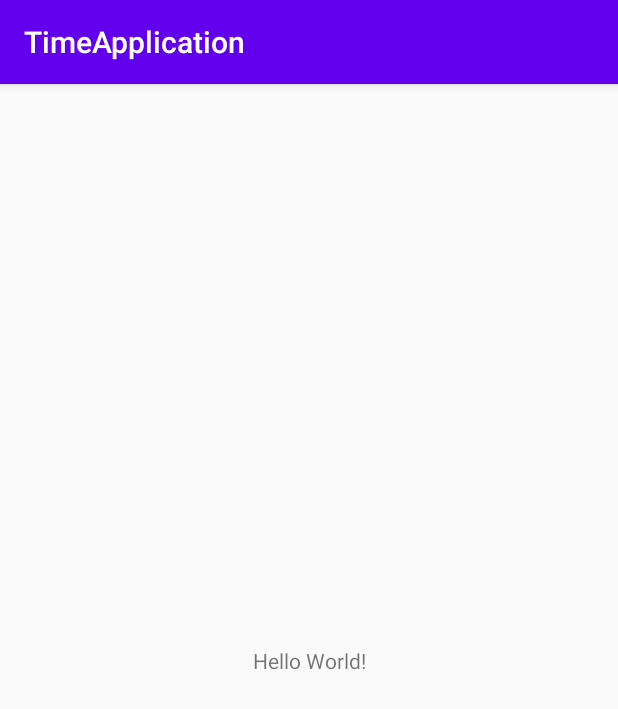
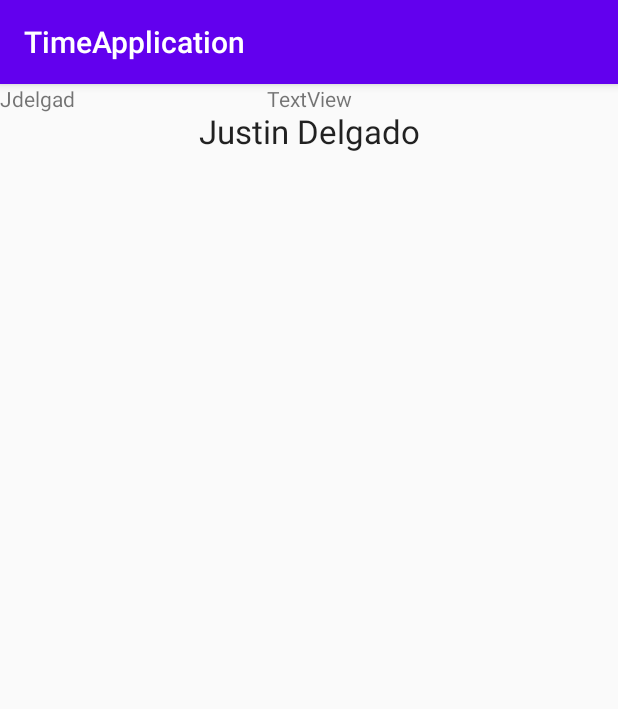
Before and after one commit to Jdelgad72/Capstone, an Android app: the screen it shows after launch (MainActivity), on a phone screen of 412 x 824 dp. Shown: the top 709 px of the screen. Run offline under Robolectric (Android 15) with nearby library versions, the phone set to English and light mode, and no system bars; 1 statement that could not run was skipped.

Commit message:
Iteration of time app

```diff
--- a/itp02/TimeApplication/app/src/main/java/com/example/timeapplication/MainActivity.java
+++ b/itp02/TimeApplication/app/src/main/java/com/example/timeapplication/MainActivity.java
@@ -1,14 +1,19 @@
 package com.example.timeapplication;
 
+import android.os.Bundle;
+import android.widget.TextView;
+
 import androidx.appcompat.app.AppCompatActivity;
+public class MainActivity extends AppCompatActivity {
 
-import android.os.Bundle;
 
-public class MainActivity extends AppCompatActivity {
 
     @Override
     protected void onCreate(Bundle savedInstanceState) {
         super.onCreate(savedInstanceState);
         setContentView(R.layout.activity_main);
+        TextView dateTimeDisplay=(TextView)findViewById(R.id.textView2);
+        textViewDate.setText(currentDate);
     }
+
 }
--- a/itp02/TimeApplication/app/src/main/res/layout/activity_main.xml
+++ b/itp02/TimeApplication/app/src/main/res/layout/activity_main.xml
@@ -7,12 +7,36 @@
     tools:context=".MainActivity">
 
     <TextView
+        android:layout_width="0dp"
+        android:layout_height="100dp"
+        android:text="Justin Delgado"
+        android:textAlignment="center"
+        android:textAppearance="@style/TextAppearance.AppCompat.Large"
+        app:layout_constraintBottom_toBottomOf="parent"
+        app:layout_constraintEnd_toEndOf="parent"
+        app:layout_constraintHorizontal_bias="0.0"
+        app:layout_constraintLeft_toLeftOf="parent"
+        app:layout_constraintRight_toRightOf="parent"
+        app:layout_constraintStart_toStartOf="parent"
+        app:layout_constraintTop_toTopOf="parent"
+        app:layout_constraintVertical_bias="0.025" />
+
+    <TextView
+        android:id="@+id/textView"
         android:layout_width="wrap_content"
         android:layout_height="wrap_content"
-        android:text="Hello World!"
-        app:layout_constraintBottom_toBottomOf="parent"
-        app:layout_constraintLeft_toLeftOf="parent"
-        app:layout_constraintRight_toRightOf="parent"
-        app:layout_constraintTop_toTopOf="parent" />
+        android:text="Jdelgad"
+        android:textAlignment="center"
+        tools:layout_editor_absoluteX="174dp"
+        tools:layout_editor_absoluteY="57dp" />
+
+    <TextView
+        android:id="@+id/textView2"
+        android:layout_width="wrap_content"
+        android:layout_height="wrap_content"
+        android:text="TextView"
+        app:layout_constraintEnd_toEndOf="parent"
+        app:layout_constraintStart_toStartOf="parent"
+        tools:layout_editor_absoluteY="358dp" />
 
 </androidx.constraintlayout.widget.ConstraintLayout>
```
